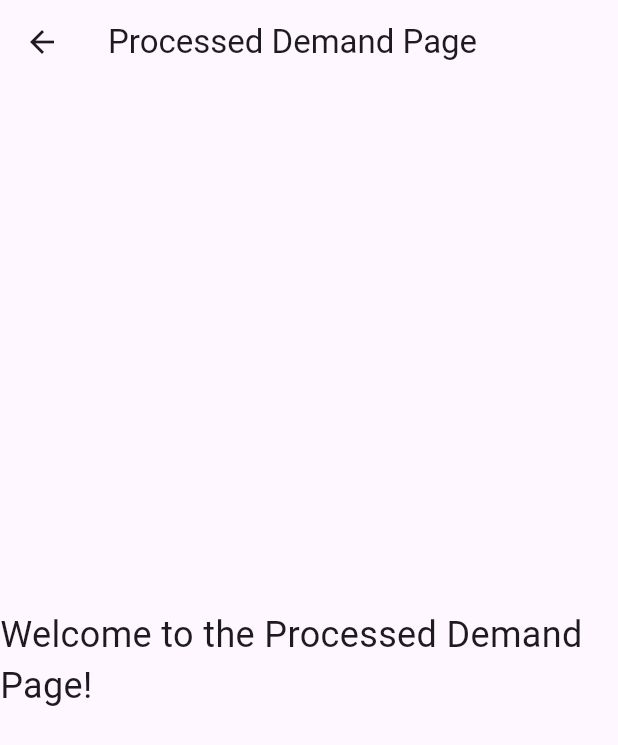
After one commit to Benjamintxt/ProjetTechnologieEmergente, a Flutter app: the ProcessedDemandPage screen opened directly, on a phone screen of 412 x 824 dp. The commit adds this screen. Shown: the top 745 px of the screen. Run offline on Flutter 3.47's test engine with Material 3 defaults, Android fonts, the phone set to English and light mode, and no system bars; our stand-ins replace cloud_firestore, firebase_core; accounts and stored records are empty.

Commit message:
Page demande traitée ajoutée, petits fix id demande

```diff
--- a/technoemergentes/lib/pages/customer_section.dart
+++ b/technoemergentes/lib/pages/customer_section.dart
@@ -108,7 +108,7 @@ class _CustomerSupportPageState extends State<CustomerSupportPage> {
       {"text": "Marquages routiers effacés près de l'école primaire", "label": "Très urgent"},
       {"text": "Création d'une aire de jeux pour enfants dans le parc", "label": "Peu urgent"},
       {"text": "Éclairage défectueux dans le quartier commercial", "label": "Urgent"},
-      {"text": "Route bloquée en raison de travaux de réparation", "label": "Urgent"},
+      {"text": "Route bloquée en raison de travaux de réparation", "label": "Très urgent"},
       {"text": "Suggestions pour la rénovation du marché local", "label": "Peu urgent"},
       {"text": "Décharge sauvage près de la rivière", "label": "Peu urgent"},
       {"text": "Manque de passages piétons sécurisés près des écoles", "label": "Urgent"},
--- /dev/null
+++ b/technoemergentes/lib/pages/processed_demand_page.dart
@@ -0,0 +1,18 @@
+import 'package:flutter/material.dart';
+
+class ProcessedDemandPage extends StatelessWidget {
+  @override
+  Widget build(BuildContext context) {
+    return Scaffold(
+      appBar: AppBar(
+        title: Text('Processed Demand Page'),
+      ),
+      body: Center(
+        child: Text(
+          'Welcome to the Processed Demand Page!',
+          style: TextStyle(fontSize: 24),
+        ),
+      ),
+    );
+  }
+}
```
Also changed, not shown: technoemergentes/lib/main.dart (+11 -1 lines), technoemergentes/lib/services/firestoreService.dart (+10 -1 lines).
